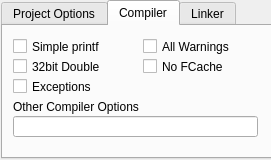
This is propside/project.ui in parallaxinc/SimpleIDE as Qt 5 draws it before an edit. The edited form follows.
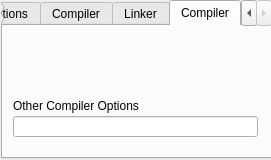
This is the edited form. The open tabs and pages were chosen to show the change. Icons and pictures are not drawn.

Commit message: Changes for: 1. spin compiler, library path, and user workspace selection in properties. 2. hide/show compiler options based on compiler selection. 3. compiling/loading spin programs and showing code size.

The edit to the form file:
```diff
--- a/propside/project.ui
+++ b/propside/project.ui
@@ -369,6 +369,40 @@
      </property>
     </widget>
    </widget>
+   <widget class="QWidget" name="SpinOptions">
+    <attribute name="title">
+     <string>Compiler</string>
+    </attribute>
+    <widget class="QLabel" name="labelOtherSpinCompiler">
+     <property name="geometry">
+      <rect>
+       <x>10</x>
+       <y>70</y>
+       <width>241</width>
+       <height>20</height>
+      </rect>
+     </property>
+     <property name="text">
+      <string>Other Compiler Options</string>
+     </property>
+    </widget>
+    <widget class="QLineEdit" name="lineEditSpinCompOptions">
+     <property name="geometry">
+      <rect>
+       <x>10</x>
+       <y>90</y>
+       <width>245</width>
+       <height>21</height>
+      </rect>
+     </property>
+     <property name="toolTip">
+      <string>Compile Options</string>
+     </property>
+     <property name="text">
+      <string/>
+     </property>
+    </widget>
+   </widget>
   </widget>
  </widget>
  <resources>
```
Left out of the diff: 8 changed lines with no effect on the pictures. The commit also changes 13 other files.
